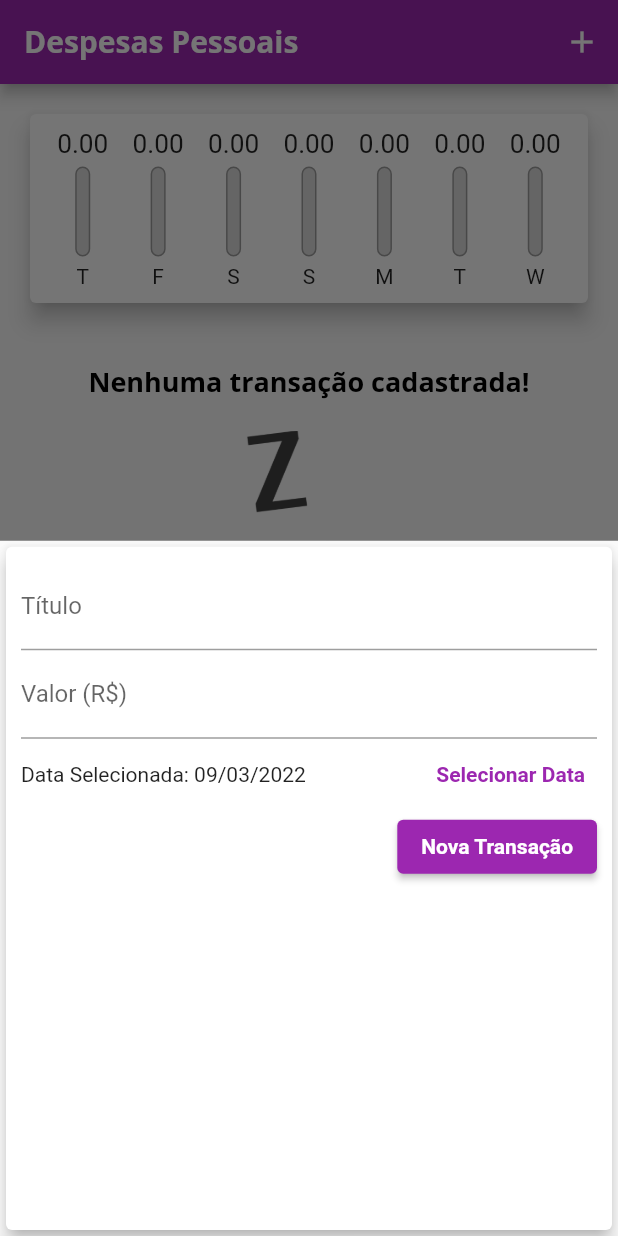
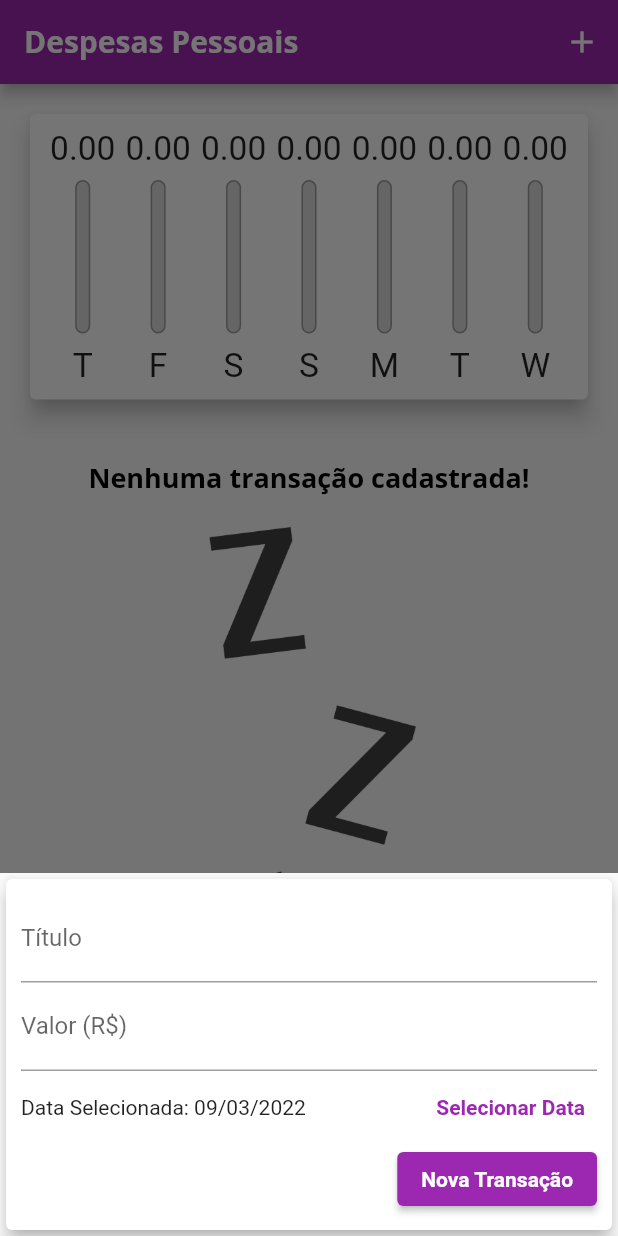
Before and after one commit to guilhermealves-dev/expenses_app, a Flutter app: the screen it shows after launch, after a tap on the "add" icon, on a phone screen of 412 x 824 dp. Run offline on Flutter 3.47's test engine with Material 2 defaults, Android fonts, the phone set to English and light mode, and no system bars.

Commit message:
media query adjustments

```diff
--- a/lib/components/chart.dart
+++ b/lib/components/chart.dart
@@ -42,7 +42,7 @@ class Chart extends StatelessWidget {
   Widget build(BuildContext context) {
     return Card(
       elevation: 6,
-      margin: EdgeInsets.all(20),
+      margin: const EdgeInsets.all(20),
       child: Padding(
         padding: const EdgeInsets.all(10),
         child: Row(
--- a/lib/components/chart_bar.dart
+++ b/lib/components/chart_bar.dart
@@ -13,18 +13,20 @@ class ChartBar extends StatelessWidget {
 
   @override
   Widget build(BuildContext context) {
+    return LayoutBuilder(
+      builder: (ctx, constraints) {
         return Column(
           children: [
             Container(
-          height: 20,
+              height: constraints.maxHeight * 0.15,
               child: FittedBox(
                 child: Text('${value.toStringAsFixed(2)}'),
               ),
             ),
-        SizedBox(height: 5),
+            SizedBox(height: constraints.maxHeight * 0.05),
             Container(
               width: 10,
-          height: 60,
+              height: constraints.maxHeight * 0.6,
               child: Stack(
                 alignment: Alignment.bottomCenter,
                 children: [
@@ -50,9 +52,16 @@ class ChartBar extends StatelessWidget {
                 ],
               ),
             ),
-        SizedBox(height: 5),
-        Text(label),
+            SizedBox(height: constraints.maxHeight * 0.05),
+            Container(
+              height: constraints.maxHeight * 0.15,
+              child: FittedBox(
+                child: Text(label),
+              ),
+            ),
           ],
+        );
+      },
     );
   }
 }
--- a/lib/components/transaction_form.dart
+++ b/lib/components/transaction_form.dart
@@ -44,23 +44,29 @@ class _TransactionFormState extends State<TransactionForm> {
 
   @override
   Widget build(BuildContext context) {
-    return Card(
+    return SingleChildScrollView(
+      child: Card(
         elevation: 5,
         child: Padding(
-        padding: const EdgeInsets.all(10),
+          padding: EdgeInsets.only(
+            top: 10,
+            right: 10,
+            left: 10,
+            bottom: 10 + MediaQuery.of(context).viewInsets.bottom,
+          ),
           child: Column(
             children: [
               TextField(
                 controller: _titleController,
                 onSubmitted: (_) => _submitForm(),
-              decoration: InputDecoration(
+                decoration: const InputDecoration(
                   labelText: 'Título',
                 ),
               ),
               TextField(
                 controller: _valueController,
                 keyboardType: TextInputType.numberWithOptions(decimal: true),
-              decoration: InputDecoration(
+                decoration: const InputDecoration(
                   labelText: 'Valor (R\$)',
                 ),
                 onSubmitted: (_) => _submitForm(),
@@ -78,7 +84,7 @@ class _TransactionFormState extends State<TransactionForm> {
                     style: TextButton.styleFrom(
                       primary: Theme.of(context).colorScheme.primary,
                     ),
-                  child: Text(
+                    child: const Text(
                       'Selecionar Data',
                       style: TextStyle(fontWeight: FontWeight.bold),
                     ),
@@ -90,7 +96,7 @@ class _TransactionFormState extends State<TransactionForm> {
                 mainAxisAlignment: MainAxisAlignment.end,
                 children: [
                   ElevatedButton(
-                  child: Text('Nova Transação'),
+                    child: const Text('Nova Transação'),
                     style: ElevatedButton.styleFrom(
                       primary: Theme.of(context).colorScheme.primary,
                       textStyle: const TextStyle(
@@ -105,6 +111,7 @@ class _TransactionFormState extends State<TransactionForm> {
             ],
           ),
         ),
+      ),
     );
   }
 }
--- a/lib/components/transaction_list.dart
+++ b/lib/components/transaction_list.dart
@@ -11,25 +11,27 @@ class TransactionList extends StatelessWidget {
 
   @override
   Widget build(BuildContext context) {
-    return Container(
-      height: 430,
-      child: transactions.isEmpty
-          ? Column(
+    return transactions.isEmpty
+        ? LayoutBuilder(
+            builder: (ctx, constraint) {
+              return Column(
                 children: [
-                SizedBox(height: 20),
+                  const SizedBox(height: 20),
                   Text(
                     'Nenhuma transação cadastrada!',
                     style: Theme.of(context).textTheme.headline6,
                   ),
                   const SizedBox(height: 20),
                   Container(
-                  height: 200,
+                    height: constraint.maxHeight * 0.6,
                     child: Image.asset(
                       'assets/images/waiting.png',
                       fit: BoxFit.cover,
                     ),
                   ),
                 ],
+              );
+            },
           )
         : ListView.builder(
             //only render item list when this is visible on screen
@@ -63,15 +65,23 @@ class TransactionList extends StatelessWidget {
                   subtitle: Text(
                     DateFormat('d MMM y').format(tr.date),
                   ),
-                    trailing: IconButton(
-                      icon: Icon(Icons.delete),
+                  trailing: MediaQuery.of(context).size.width > 480
+                      ? TextButton.icon(
+                          icon: const Icon(Icons.delete),
+                          label: const Text('Excluir'),
+                          onPressed: () => onRemove(tr.id),
+                          style: TextButton.styleFrom(
+                            primary: Theme.of(context).errorColor,
+                          ),
+                        )
+                      : IconButton(
+                          icon: const Icon(Icons.delete),
                           color: Theme.of(context).errorColor,
                           onPressed: () => onRemove(tr.id),
                         ),
                 ),
               );
             },
-            ),
           );
   }
 }
--- a/lib/main.dart
+++ b/lib/main.dart
@@ -13,11 +13,37 @@ class ExpensesApp extends StatelessWidget {
 
   @override
   Widget build(BuildContext context) {
+    //SystemChrome.setPreferredOrientations([DeviceOrientation.portraitUp]); //fixa orientacao do dispositivo
+    Color getSwitchColor(Set<MaterialState> states, bool isTrack) {
+      const Set<MaterialState> interactiveStates = <MaterialState>{
+        MaterialState.selected,
+        MaterialState.pressed,
+        MaterialState.hovered,
+        MaterialState.focused,
+      };
+      if (isTrack) {
+        if (states.any(interactiveStates.contains)) {
+          return Colors.amber.shade200;
+        }
+        return Colors.grey;
+      } else {
+        if (states.any(interactiveStates.contains)) {
+          return Colors.amber;
+        }
+        return Colors.white;
+      }
+    }
+
     final ThemeData theme = ThemeData();
-
     return MaterialApp(
       home: MyHomePage(),
       theme: theme.copyWith(
+        switchTheme: SwitchThemeData(
+          trackColor: MaterialStateProperty.resolveWith(
+              (Set<MaterialState> states) => getSwitchColor(states, true)),
+          thumbColor: MaterialStateProperty.resolveWith(
+              (Set<MaterialState> states) => getSwitchColor(states, false)),
+        ),
         colorScheme: theme.colorScheme.copyWith(
           primary: Colors.purple,
           secondary: Colors.amber,
@@ -55,6 +81,7 @@ class MyHomePage extends StatefulWidget {
 
 class _MyHomePageState extends State<MyHomePage> {
   final List<Transaction> _transactions = [];
+  bool _showChart = false;
 
   List<Transaction> get _recentTransactions {
     return _transactions.where((tr) {
@@ -96,22 +123,62 @@ class _MyHomePageState extends State<MyHomePage> {
 
   @override
   Widget build(BuildContext context) {
+    bool isLandscape =
+        MediaQuery.of(context).orientation == Orientation.landscape;
+
+    final appBar = AppBar(
+      title: const Text("Despesas Pessoais"),
+      actions: [
+        if (isLandscape)
+          IconButton(
+            icon: Icon(_showChart ? Icons.list : Icons.show_chart),
+            onPressed: () {
+              setState(() {
+                _showChart = !_showChart;
+              });
+            },
+          ),
+        IconButton(
+          icon: const Icon(Icons.add),
+          onPressed: () => _openTransactionFormModal(context),
+        ),
+      ],
+    );
+    final availableHeight = MediaQuery.of(context).size.height -
+        appBar.preferredSize.height -
+        MediaQuery.of(context).padding.top;
+
     return Scaffold(
-      appBar: AppBar(
-        title: const Text("Despesas Pessoais"),
-        actions: [
-          IconButton(
-            icon: const Icon(Icons.add),
-            onPressed: () => _openTransactionFormModal(context),
-          )
-        ],
-      ),
+      appBar: appBar,
       body: SingleChildScrollView(
         child: Column(
             crossAxisAlignment: CrossAxisAlignment.stretch,
             children: <Widget>[
-              Chart(_recentTransactions),
-              TransactionList(_transactions, _removeTransaction),
+              // if (isLandscape)
+              //   Row(
+              //     mainAxisAlignment: MainAxisAlignment.center,
+              //     children: [
+              //       Text('Exibir Gráfico'),
+              //       Switch(
+              //         value: _showChart,
+              //         onChanged: (value) {
+              //           setState(() {
+              //             _showChart = value;
+              //           });
+              //         },
+              //       ),
+              //     ],
+              //   ),
+              if (_showChart || !isLandscape)
+                Container(
+                  height: availableHeight * (isLandscape ? 0.8 : 0.3),
+                  child: Chart(_recentTransactions),
+                ),
+              if (!_showChart || !isLandscape)
+                Container(
+                  height: availableHeight * (isLandscape ? 1 : 0.7),
+                  child: TransactionList(_transactions, _removeTransaction),
+                ),
             ]),
       ),
       floatingActionButton: FloatingActionButton(
```
Lines whose indentation alone changed are shown as unchanged.
